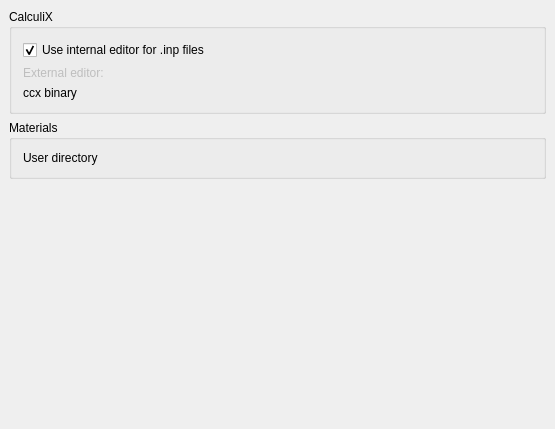
Old version of the form src/Mod/Fem/Gui/DlgSettingsFem.ui in the repository berndhahnebach/All_FreeCAD.
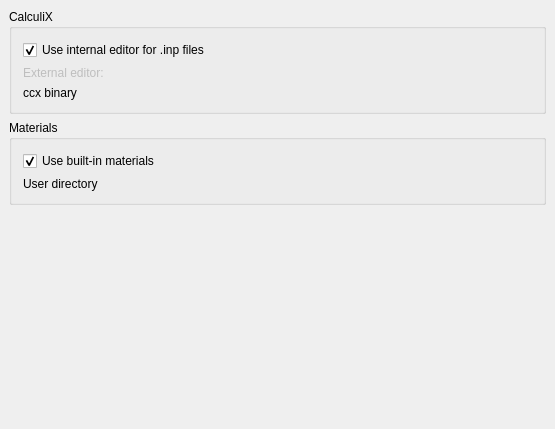
New version of the form. Custom widgets are drawn as their Qt base class.

Commit message: FEM: Add Preferences option to hide built in materials

Patch:
```diff
--- a/src/Mod/Fem/Gui/DlgSettingsFem.ui
+++ b/src/Mod/Fem/Gui/DlgSettingsFem.ui
@@ -157,6 +157,22 @@
        <layout class="QHBoxLayout" name="horizontalLayout_3">
         <item>
          <layout class="QVBoxLayout" name="verticalLayout_6">
+          <item>
+           <widget class="Gui::PrefCheckBox" name="cb_use_built_in_materials">
+            <property name="text">
+             <string>Use built-in materials</string>
+            </property>
+            <property name="checked">
+             <bool>true</bool>
+            </property>
+            <property name="prefEntry" stdset="0">
+             <cstring>UseBuiltInMaterials</cstring>
+            </property>
+            <property name="prefPath" stdset="0">
+             <cstring>Mod/Fem</cstring>
+            </property>
+           </widget>
+          </item>
           <item>
            <layout class="QGridLayout" name="gridLayout">
             <item row="1" column="1">
```
The commit also changes 2 other files.
